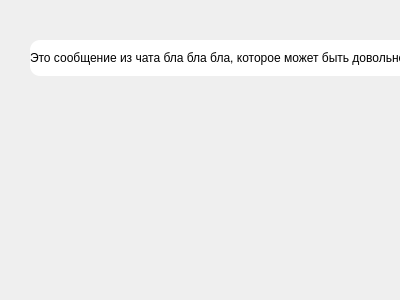
First picture: the form in QtClient/UI/mylabel.ui, repository Martakor1/cppAdvancedITMO, before the edit.
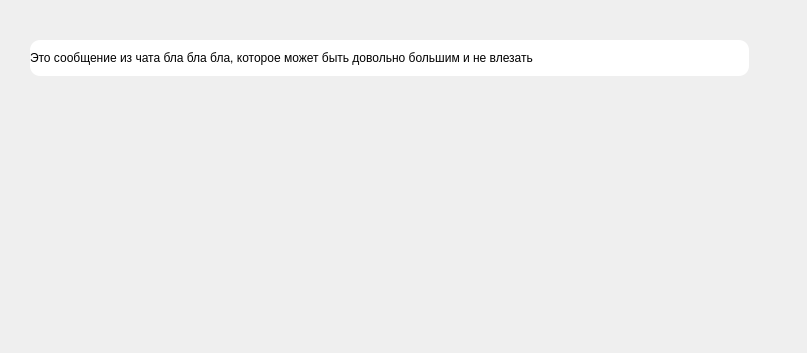
Second picture: the form after the edit.

Diff of the .ui file:
```diff
--- a/QtClient/UI/mylabel.ui
+++ b/QtClient/UI/mylabel.ui
@@ -6,8 +6,8 @@
    <rect>
     <x>0</x>
     <y>0</y>
-    <width>400</width>
-    <height>300</height>
+    <width>807</width>
+    <height>353</height>
    </rect>
   </property>
   <property name="windowTitle">
```
